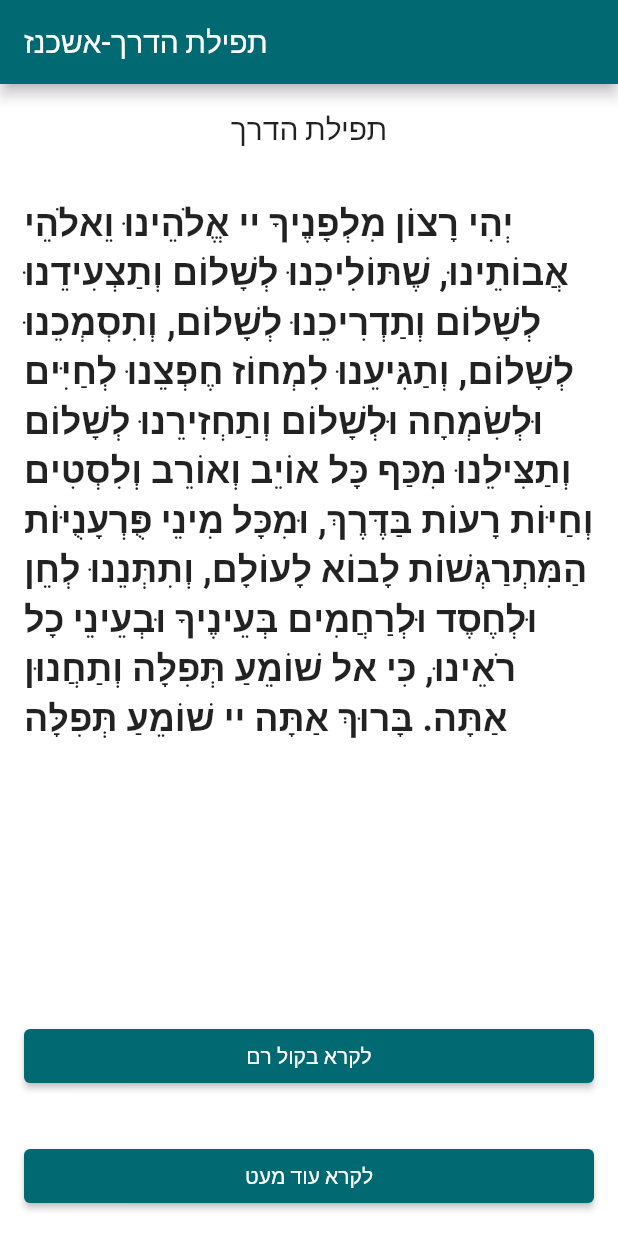
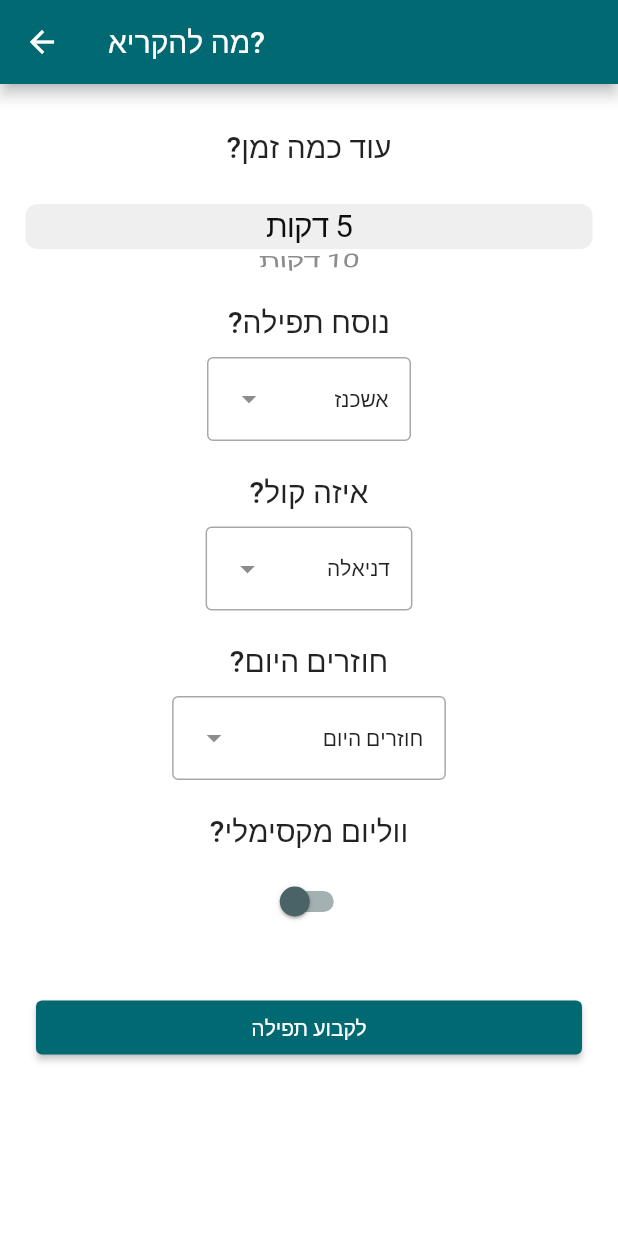
Before and after one commit to danielle-h/auto-tefilat-haderech, a Flutter app: the screen it shows after launch, after a tap on "לשמור ולהמשיך", after a tap on "לקרא עוד מעט", on a phone screen of 412 x 824 dp. Run offline on Flutter 3.47's test engine with Material 2 defaults, Android fonts, the phone set to English and light mode, and no system bars; our stand-ins replace just_audio, shared_preferences; missing offline and left inert: alarm.

Commit message:
feat: got alarm settings page, working

```diff
--- /dev/null
+++ b/lib/alarm_params_page.dart
@@ -0,0 +1,159 @@
+import 'package:flutter/cupertino.dart';
+import 'package:flutter/material.dart';
+import 'package:tefilat_haderech/constants.dart';
+import 'package:tefilat_haderech/prayer_parameters.dart';
+
+class AlarmParametersPage extends StatefulWidget {
+  AlarmParametersPage({super.key});
+
+  @override
+  State<AlarmParametersPage> createState() => _AlarmParametersPageState();
+}
+
+class _AlarmParametersPageState extends State<AlarmParametersPage> {
+  int numMinutes = 5;
+  static const double spaceAbove = 20;
+  static const double spaceBetween = 10;
+
+  PrayerType prayerType = PrayerType.ashkenaz;
+  VoiceType voiceType = VoiceType.female;
+  ReturnToday returnToday = ReturnToday.returnToday;
+  bool maxVolume = true;
+  bool vibrate = false;
+
+  @override
+  Widget build(BuildContext context) {
+    return SafeArea(
+        child: Scaffold(
+      appBar: AppBar(
+        title: Text("מה להקריא?"),
+      ),
+      body: Padding(
+        padding: const EdgeInsets.all(8.0),
+        child: Directionality(
+          textDirection: TextDirection.rtl,
+          child: DefaultTextStyle(
+            style: Theme.of(context).textTheme.titleLarge!,
+            child: SingleChildScrollView(
+              child: Column(
+                children: [
+                  const SizedBox(
+                    height: spaceAbove,
+                  ),
+                  Text("עוד כמה זמן?"),
+                  const SizedBox(
+                    height: spaceBetween,
+                  ),
+                  //when to set the alarm
+                  SizedBox(
+                    height: 60,
+                    child: CupertinoPicker(
+                        onSelectedItemChanged: (newNum) {
+                          numMinutes = newNum;
+                        },
+                        itemExtent: 30,
+                        children: List.generate(
+                            24, (index) => Text("${(index + 1) * 5} דקות"))),
+                  ),
+                  const SizedBox(
+                    height: spaceAbove,
+                  ),
+                  Text("נוסח תפילה?"),
+                  const SizedBox(
+                    height: spaceBetween,
+                  ),
+                  DropdownMenu(
+                      onSelected: (value) {
+                        prayerType = value ?? prayerType;
+                      },
+                      initialSelection: prayerType,
+                      dropdownMenuEntries: const [
+                        DropdownMenuEntry<PrayerType>(
+                            value: PrayerType.ashkenaz, label: "אשכנז"),
+                        DropdownMenuEntry<PrayerType>(
+                            value: PrayerType.sepharad, label: "ספרד")
+                      ]),
+                  const SizedBox(
+                    height: spaceAbove,
+                  ),
+                  Text("איזה קול?"),
+                  const SizedBox(
+                    height: spaceBetween,
+                  ),
+                  //which voice
+                  DropdownMenu(
+                      onSelected: (value) {
+                        voiceType = value ?? voiceType;
+                      },
+                      initialSelection: voiceType,
+                      dropdownMenuEntries: const [
+                        DropdownMenuEntry<VoiceType>(
+                            value: VoiceType.female, label: "דניאלה"),
+                        DropdownMenuEntry<VoiceType>(
+                            value: VoiceType.male, label: "שמואל")
+                      ]),
+                  //return today?
+                  const SizedBox(
+                    height: spaceAbove,
+                  ),
+                  Text("חוזרים היום?"),
+                  const SizedBox(
+                    height: spaceBetween,
+                  ),
+                  DropdownMenu(
+                      onSelected: (value) {
+                        returnToday = value ?? returnToday;
+                      },
+                      initialSelection: returnToday,
+                      dropdownMenuEntries: const [
+                        DropdownMenuEntry<ReturnToday>(
+                            value: ReturnToday.returnToday,
+                            label: "חוזרים היום"),
+                        DropdownMenuEntry<ReturnToday>(
+                            value: ReturnToday.notReturnToday,
+                            label: "לא חוזרים היום")
+                      ]),
+                  const SizedBox(
+                    height: spaceAbove,
+                  ),
+                  const Text("ווליום מקסימלי?"),
+                  const SizedBox(
+                    height: spaceBetween,
+                  ),
+
+                  Switch(
+                      value: maxVolume,
+                      onChanged: (value) {
+                        setState(() {
+                          maxVolume = value;
+                        });
+                      }),
+                  const SizedBox(
+                    height: spaceAbove,
+                  ),
+                  Container(
+                    padding: EdgeInsets.all(16),
+                    width: double.infinity,
+                    child: ElevatedButton(
+                      onPressed: () {
+                        PrayerParameters parameters = PrayerParameters();
+                        parameters.prayerType = prayerType;
+                        parameters.returnToday = returnToday;
+                        parameters.time = Duration(minutes: numMinutes);
+                        parameters.voiceType = voiceType;
+                        parameters.maxVolume = maxVolume;
+                        Navigator.pop(context, parameters);
+                        //parameters.prayerType =
+                      },
+                      child: const Text('לקבוע תפילה'),
+                    ),
+                  ),
+                ],
+              ),
+            ),
+          ),
+        ),
+      ),
+    ));
+  }
+}
--- a/lib/constants.dart
+++ b/lib/constants.dart
@@ -3,3 +3,9 @@ class Constants {
   static String firstTimeUse = "firstTimeUse";
   static String prayerVersion = "prayerVersion";
 }
+
+enum VoiceType { female, male }
+
+enum PrayerType { ashkenaz, sepharad, edotMizrach }
+
+enum ReturnToday { returnToday, notReturnToday }
--- a/lib/home_page.dart
+++ b/lib/home_page.dart
@@ -1,8 +1,12 @@
 import 'package:alarm/alarm.dart';
 import 'package:flutter/material.dart';
 import 'package:just_audio/just_audio.dart';
-import 'package:tefilat_haderech/prayer_type.dart';
+import 'package:tefilat_haderech/alarm_params_page.dart';
+import 'package:tefilat_haderech/prayer_parameters.dart';
+import 'package:tefilat_haderech/prayer_version_selection.dart';
 import 'package:tefilat_haderech/styles.dart';
+
+import 'constants.dart';
 
 class HomePage extends StatefulWidget {
   HomePage({super.key, required this.prayerType});
@@ -15,6 +19,7 @@ class HomePage extends StatefulWidget {
 class _HomePageState extends State<HomePage> {
   final player = AudioPlayer();
   bool isPlaying = false;
+  bool returnToday = true;
 
   @override
   void initState() {
@@ -23,7 +28,7 @@ class _HomePageState extends State<HomePage> {
   }
 
   Future<void> initPlayer() async {
-    await player.setAsset("assets/sounds/ashkenaz.mp3");
+    await player.setAsset("assets/sounds/ashkenaz-female-notReturnToday.mp3");
     print("loop mode: ${player.loopMode}");
     player.playerStateStream.listen((playerState) {
       print("playerstate: ${playerState.processingState}");
@@ -36,8 +41,11 @@ class _HomePageState extends State<HomePage> {
     //player.set
   }
 
-  final String ashkenaz =
+  final String ashkenaz_returnToday =
       "יְהִי רָצוֹן מִלְפָנֶיךָ יי אֱלֹהֵינוּ וֵאלֹהֵי אֲבוֹתֵינוּ, שֶׁתּוֹלִיכֵנוּ לְשָׁלוֹם וְתַצְעִידֵנוּ לְשָׁלוֹם וְתַדְרִיכֵנוּ לְשָׁלוֹם, וְתִסְמְכֵנוּ לְשָׁלוֹם, וְתַגִּיעֵנוּ לִמְחוֹז חֶפְצֵנוּ לְחַיִּים וּלְשִׂמְחָה וּלְשָׁלוֹם וְתַחְזִירֵנוּ לְשָׁלוֹם וְתַצִּילֵנוּ מִכַּף כָּל אוֹיֵב וְאוֹרֵב וְלִסְטִים וְחַיּוֹת רָעוֹת בַּדֶּרֶךְ, וּמִכָּל מִינֵי פֻּרְעָנֻיּוֹת הַמִּתְרַגְּשׁוֹת לָבוֹא לָעוֹלָם, וְתִתְּנֵנוּ לְחֵן וּלְחֶסֶד וּלְרַחֲמִים בְּעֵינֶיךָ וּבְעֵינֵי כָל רֹאֵינוּ, כִּי אל שׁוֹמֵעַ תְּפִלָּה וְתַחֲנוּן אַתָּה. בָּרוּךְ אַתָּה יי שׁוֹמֵעַ תְּפִלָּה";
+
+  final String ashkenaz_notReturnToday =
+      "יְהִי רָצוֹן מִלְפָנֶיךָ יי אֱלֹהֵינוּ וֵאלֹהֵי אֲבוֹתֵינוּ, שֶׁתּוֹלִיכֵנוּ לְשָׁלוֹם וְתַצְעִידֵנוּ לְשָׁלוֹם וְתַדְרִיכֵנוּ לְשָׁלוֹם, וְתִסְמְכֵנוּ לְשָׁלוֹם, וְתַגִּיעֵנוּ לִמְחוֹז חֶפְצֵנוּ לְחַיִּים וּלְשִׂמְחָה וּלְשָׁלוֹם וְתַצִּילֵנוּ מִכַּף כָּל אוֹיֵב וְאוֹרֵב וְלִסְטִים וְחַיּוֹת רָעוֹת בַּדֶּרֶךְ, וּמִכָּל מִינֵי פֻּרְעָנֻיּוֹת הַמִּתְרַגְּשׁוֹת לָבוֹא לָעוֹלָם, וְתִתְּנֵנוּ לְחֵן וּלְחֶסֶד וּלְרַחֲמִים בְּעֵינֶיךָ וּבְעֵינֵי כָל רֹאֵינוּ, כִּי אל שׁוֹמֵעַ תְּפִלָּה וְתַחֲנוּן אַתָּה. בָּרוּךְ אַתָּה יי שׁוֹמֵעַ תְּפִלָּה";
 
   void readAloud() {
     if (!isPlaying) {
@@ -85,7 +93,7 @@ class _HomePageState extends State<HomePage> {
             child: Container(
               padding: EdgeInsets.all(16),
               child: Text(
-                ashkenaz,
+                returnToday ? ashkenaz_returnToday : ashkenaz_notReturnToday,
                 style: TextStyle(
                   fontSize: 24,
                   fontWeight: FontWeight.bold,
@@ -93,8 +101,38 @@ class _HomePageState extends State<HomePage> {
               ),
             ),
           ),
+          Row(
+            mainAxisAlignment: MainAxisAlignment.spaceAround,
+            children: [
+              const Text(
+                "חוזרים היום?",
+                style: TextStyle(
+                  fontSize: 24,
+                  color: Colors.black,
+                  fontWeight: FontWeight.bold,
+                ),
+              ),
+              SizedBox(
+                width: 10,
+              ),
+              Switch(
+                  value: returnToday,
+                  onChanged: (value) async {
+                    setState(() {
+                      returnToday = value;
+                    });
+                    if (returnToday) {
+                      await player.setAsset(
+                          "assets/sounds/ashkenaz-female-returnToday.mp3");
+                    } else {
+                      await player.setAsset(
+                          "assets/sounds/ashkenaz-female-notReturnToday.mp3");
+                    }
+                  }),
+            ],
+          ),
           Container(
-            padding: EdgeInsets.all(16),
+            padding: EdgeInsets.all(8),
             width: double.infinity,
             child: ElevatedButton(
               onPressed: () {
@@ -109,17 +147,33 @@ class _HomePageState extends State<HomePage> {
             ),
           ),
           Container(
-            padding: EdgeInsets.all(16),
+            padding: EdgeInsets.all(8),
             width: double.infinity,
             child: ElevatedButton(
               onPressed: () async {
+                PrayerParameters? parameters = await Navigator.push(
+                    context,
+                    MaterialPageRoute(
+                        builder: (context) => AlarmParametersPage()));
+                if (parameters == null) {
+                  if (mounted) {
+                    ScaffoldMessenger.of(context).showSnackBar(
+                        const SnackBar(content: Text("תפילה לא נקבעה")));
+                  }
+                  return;
+                }
+                print(parameters);
+                String filename =
+                    "${parameters.prayerType.name}-${parameters.voiceType.name}-${parameters.returnToday.name}.mp3";
+                //TODO use parameters to set alarm
+                //TODO need option to cancel
                 final alarmSettings = AlarmSettings(
                   id: 42,
-                  dateTime: DateTime.now().add(Duration(minutes: 30)),
-                  assetAudioPath: 'assets/sounds/ashkenaz.mp3',
+                  dateTime: DateTime.now().add(parameters.time),
+                  assetAudioPath: 'assets/sounds/$filename',
                   loopAudio: false,
                   vibrate: false,
-                  volumeMax: true,
+                  volumeMax: parameters.maxVolume,
                   fadeDuration: 0,
                   notificationTitle: 'תפילת דרך אוטומטית',
                   notificationBody: 'אומר עכשיו',
--- a/lib/main.dart
+++ b/lib/main.dart
@@ -2,7 +2,6 @@ import 'package:alarm/alarm.dart';
 import 'package:flutter/material.dart';
 import 'package:shared_preferences/shared_preferences.dart';
 import 'package:tefilat_haderech/constants.dart';
-import 'package:tefilat_haderech/prayer_type.dart';
 import 'package:tefilat_haderech/prayer_version_selection.dart';
 import 'package:tefilat_haderech/styles.dart';
 
--- /dev/null
+++ b/lib/prayer_parameters.dart
@@ -0,0 +1,20 @@
+import 'dart:math';
+
+import 'package:tefilat_haderech/constants.dart';
+
+class PrayerParameters {
+  ReturnToday returnToday = ReturnToday.returnToday;
+  VoiceType voiceType = VoiceType.female;
+  Duration time = const Duration(minutes: 30);
+  PrayerType prayerType = PrayerType.ashkenaz;
+  bool maxVolume = false;
+
+  void setTime(int minutes) {
+    time = Duration(minutes: minutes);
+  }
+
+  @override
+  String toString() {
+    return "$returnToday $voiceType $time $prayerType";
+  }
+}
--- a/lib/prayer_type.dart
+++ /dev/null
@@ -1 +0,0 @@
-enum PrayerType { ashkenaz, sepharad, edotMizrach }
--- a/lib/prayer_version_selection.dart
+++ b/lib/prayer_version_selection.dart
@@ -2,7 +2,6 @@ import 'package:flutter/material.dart';
 import 'package:shared_preferences/shared_preferences.dart';
 import 'package:tefilat_haderech/constants.dart';
 import 'package:tefilat_haderech/home_page.dart';
-import 'package:tefilat_haderech/prayer_type.dart';
 
 class PrayerVersionSelection extends StatefulWidget {
   @override
```
Also changed, not shown: 5 other files.
